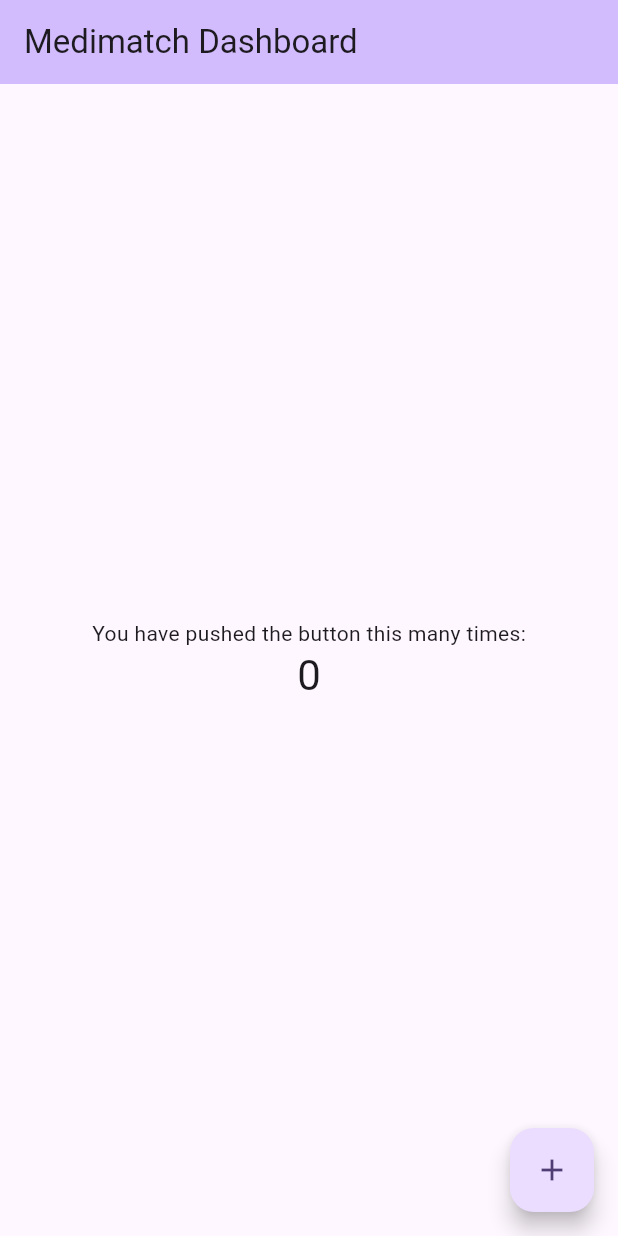
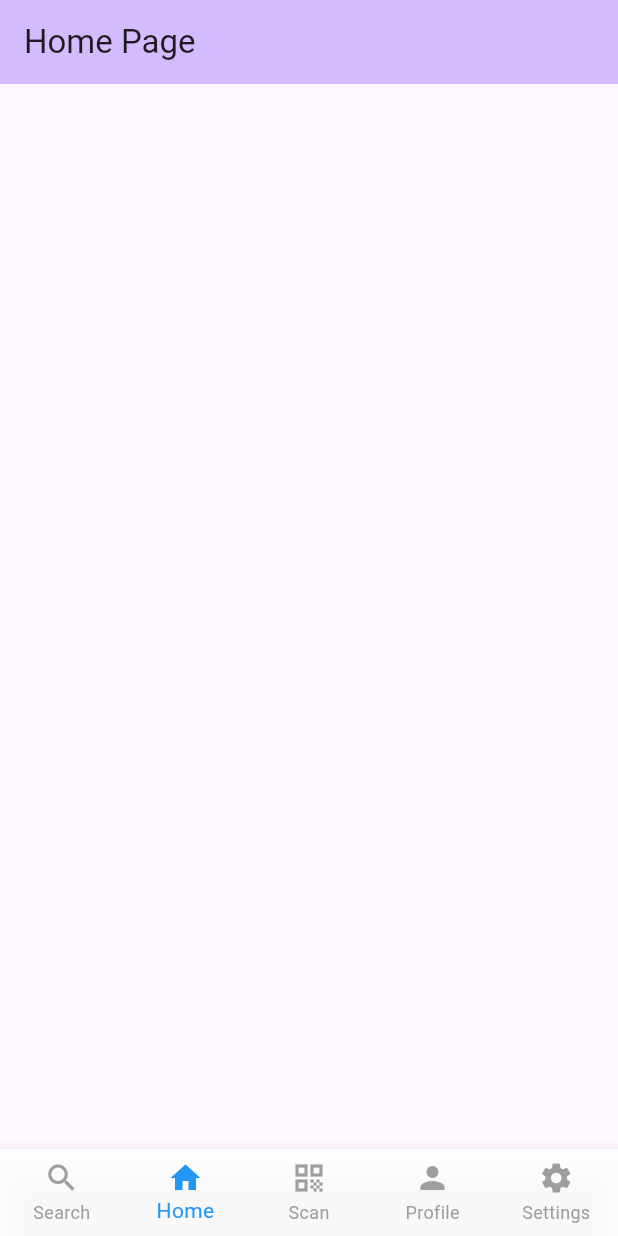
Before and after one commit to texasluminescence/medimatch, a Flutter app: the screen it shows after launch, on a phone screen of 412 x 824 dp. Run offline on Flutter 3.47's test engine with Material 3 defaults, Android fonts, the phone set to English and light mode, and no system bars.

Commit message:
Bottom nav bar with user profile page

```diff
--- a/lib/main.dart
+++ b/lib/main.dart
@@ -1,4 +1,5 @@
 import 'package:flutter/material.dart';
+import 'user_profile.dart';
 
 void main() {
   runApp(const MyApp());
@@ -31,7 +32,7 @@
         colorScheme: ColorScheme.fromSeed(seedColor: Colors.deepPurple),
         useMaterial3: true,
       ),
-      home: const MyHomePage(title: 'Medimatch Dashboard'),
+      home: const MyHomePage(title: 'Home Page'),
     );
   }
 }
@@ -55,71 +56,75 @@
 }
 
 class _MyHomePageState extends State<MyHomePage> {
-  int _counter = 0;
+  int _selectedIndex = 1;
+  double _opacity = 1.0;
 
-  void _incrementCounter() {
+  void _onItemTapped(int index) {
     setState(() {
-      // This call to setState tells the Flutter framework that something has
-      // changed in this State, which causes it to rerun the build method below
-      // so that the display can reflect the updated values. If we changed
-      // _counter without calling setState(), then the build method would not be
-      // called again, and so nothing would appear to happen.
-      _counter++;
+      _selectedIndex = index;
+    });
+
+    if (index == 3) { // Assuming "Rewards" is the fourth tab
+      Navigator.push(
+        context,
+        MaterialPageRoute(builder: (context) => const UserProfile()),
+      ).then((_) {
+        // Return to Home and make Home icon glow
+        setState(() {
+          _selectedIndex = 1; // Reset to Home tab
+        });
+      });
+    }
+  }
+
+  // unused for now but once we have content it will be used to make navbar transparent
+  void _onScroll(double offset) {
+    // Adjust opacity based on scroll offset
+    setState(() {
+      _opacity = (1 - offset / 200).clamp(0.5, 1.0);
     });
   }
 
   @override
   Widget build(BuildContext context) {
-    // This method is rerun every time setState is called, for instance as done
-    // by the _incrementCounter method above.
-    //
-    // The Flutter framework has been optimized to make rerunning build methods
-    // fast, so that you can just rebuild anything that needs updating rather
-    // than having to individually change instances of widgets.
     return Scaffold(
       appBar: AppBar(
-        // TRY THIS: Try changing the color here to a specific color (to
-        // Colors.amber, perhaps?) and trigger a hot reload to see the AppBar
-        // change color while the other colors stay the same.
         backgroundColor: Theme.of(context).colorScheme.inversePrimary,
-        // Here we take the value from the MyHomePage object that was created by
-        // the App.build method, and use it to set our appbar title.
         title: Text(widget.title),
       ),
-      body: Center(
-        // Center is a layout widget. It takes a single child and positions it
-        // in the middle of the parent.
-        child: Column(
-          // Column is also a layout widget. It takes a list of children and
-          // arranges them vertically. By default, it sizes itself to fit its
-          // children horizontally, and tries to be as tall as its parent.
-          //
-          // Column has various properties to control how it sizes itself and
-          // how it positions its children. Here we use mainAxisAlignment to
-          // center the children vertically; the main axis here is the vertical
-          // axis because Columns are vertical (the cross axis would be
-          // horizontal).
-          //
-          // TRY THIS: Invoke "debug painting" (choose the "Toggle Debug Paint"
-          // action in the IDE, or press "p" in the console), to see the
-          // wireframe for each widget.
-          mainAxisAlignment: MainAxisAlignment.center,
-          children: <Widget>[
-            const Text(
-              'You have pushed the button this many times:',
+      bottomNavigationBar: Opacity(
+        opacity: _opacity,
+        child: BottomNavigationBar(
+          items: const <BottomNavigationBarItem>[
+            BottomNavigationBarItem(
+              icon: Icon(Icons.search),
+              label: 'Search',
             ),
-            Text(
-              '$_counter',
-              style: Theme.of(context).textTheme.headlineMedium,
+            BottomNavigationBarItem(
+              icon: Icon(Icons.home),
+              label: 'Home',
+            ),
+            BottomNavigationBarItem(
+              icon: Icon(Icons.qr_code),
+              label: 'Scan',
+            ),
+            BottomNavigationBarItem(
+              icon: Icon(Icons.person),
+              label: 'Profile',
+            ),
+            BottomNavigationBarItem(
+              icon: Icon(Icons.settings),
+              label: 'Settings',
             ),
           ],
+          currentIndex: _selectedIndex,
+          selectedItemColor: Colors.blue,
+          unselectedItemColor: Colors.grey,
+          onTap: _onItemTapped,
+          backgroundColor: Colors.white.withOpacity(0.9),
+          type: BottomNavigationBarType.fixed,
         ),
       ),
-      floatingActionButton: FloatingActionButton(
-        onPressed: _incrementCounter,
-        tooltip: 'Increment',
-        child: const Icon(Icons.add),
-      ), // This trailing comma makes auto-formatting nicer for build methods.
     );
   }
 }
```
Also changed, not shown: lib/user_profile.dart (+20 -0 lines).
